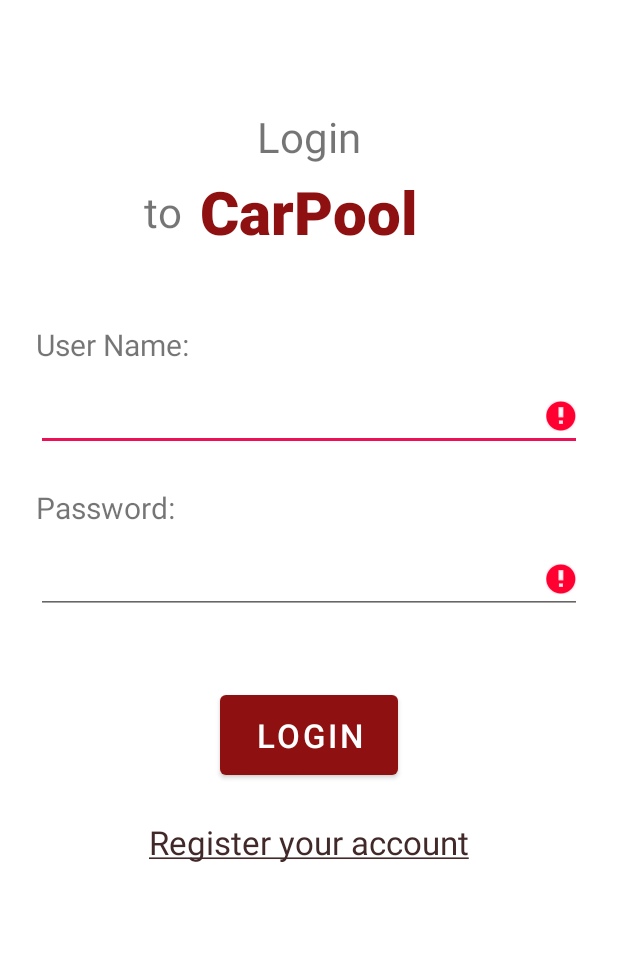
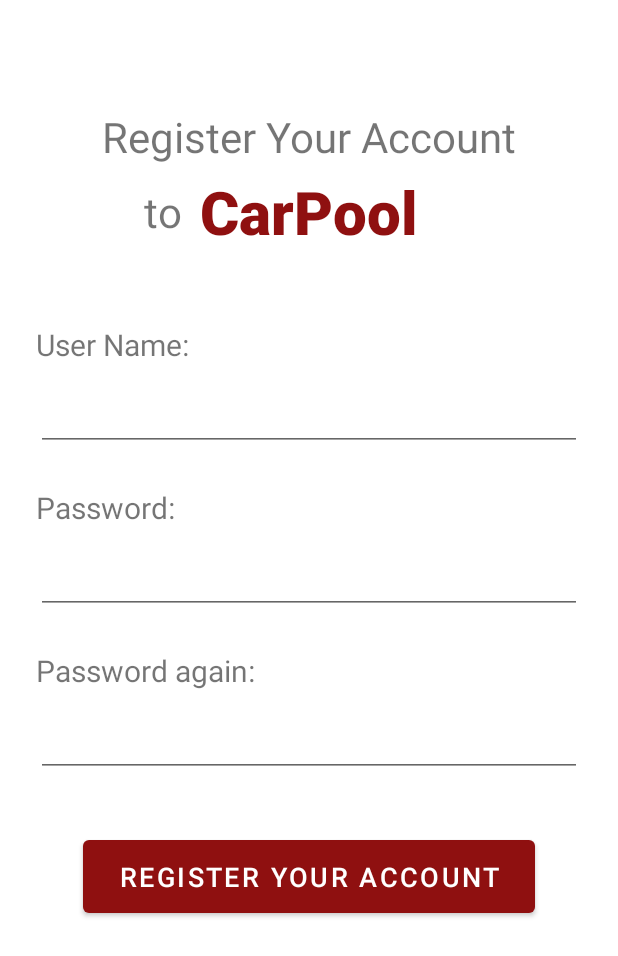
Before and after one commit to LizaSzabo/CarPool, an Android app: the screen it shows after launch (MainActivity), after a tap on "Register your account", on a phone screen of 412 x 824 dp. Shown: the top 956 px of the screen. Run offline under Robolectric (Android 15) with nearby library versions, the phone set to English and light mode, and no system bars; our stand-ins replace Dagger/Hilt's generated code, Timber; libraries missing offline, so code that uses them is left out: co.zsmb.rainbowcake, co.zsmb.requirektx; 1 statement that could not run was skipped; 1 other tap on this screen came first.

Commit message:
Add actualities package and class templates

```diff
--- /dev/null
+++ b/app/src/main/java/hu/bme/aut/android/carpool/actualities/ActualitiesFragment.kt
@@ -0,0 +1,37 @@
+package hu.bme.aut.android.carpool.actualities
+
+import android.os.Bundle
+import android.view.LayoutInflater
+import android.view.View
+import android.view.ViewGroup
+import co.zsmb.rainbowcake.base.RainbowCakeFragment
+import co.zsmb.rainbowcake.hilt.getViewModelFromFactory
+import dagger.hilt.android.AndroidEntryPoint
+import hu.bme.aut.android.carpool.R
+import hu.bme.aut.android.carpool.databinding.FragmentActualitiesBinding
+
+@AndroidEntryPoint
+class ActualitiesFragment : RainbowCakeFragment<ActualitiesViewState, ActualitiesViewModel>() {
+
+    private lateinit var binding: FragmentActualitiesBinding
+    override fun provideViewModel() = getViewModelFromFactory()
+    override fun getViewResource() = R.layout.fragment_actualities
+
+    override fun onCreateView(
+        inflater: LayoutInflater,
+        container: ViewGroup?,
+        savedInstanceState: Bundle?
+    ): View {
+        binding = FragmentActualitiesBinding.inflate(inflater, container, false)
+        return binding.root
+    }
+
+    override fun onViewCreated(view: View, savedInstanceState: Bundle?) {
+        super.onViewCreated(view, savedInstanceState)
+
+    }
+
+    override fun render(viewState: ActualitiesViewState) {
+        //TODO
+    }
+}
--- /dev/null
+++ b/app/src/main/java/hu/bme/aut/android/carpool/actualities/ActualitiesPresenter.kt
@@ -0,0 +1,6 @@
+package hu.bme.aut.android.carpool.actualities
+
+import javax.inject.Inject
+
+class ActualitiesPresenter @Inject constructor() {
+}
--- /dev/null
+++ b/app/src/main/java/hu/bme/aut/android/carpool/actualities/ActualitiesViewModel.kt
@@ -0,0 +1,11 @@
+package hu.bme.aut.android.carpool.actualities
+
+import co.zsmb.rainbowcake.base.RainbowCakeViewModel
+import dagger.hilt.android.lifecycle.HiltViewModel
+import javax.inject.Inject
+
+
+@HiltViewModel
+class ActualitiesViewModel @Inject constructor(
+    private val actualitiesPresenter: ActualitiesPresenter
+) : RainbowCakeViewModel<ActualitiesViewState>(Initial) {}
--- /dev/null
+++ b/app/src/main/java/hu/bme/aut/android/carpool/actualities/ActualitiesViewState.kt
@@ -0,0 +1,11 @@
+package hu.bme.aut.android.carpool.actualities
+
+sealed class ActualitiesViewState()
+
+object Initial : ActualitiesViewState()
+
+class DataLoading() : ActualitiesViewState()
+
+class DataReady() : ActualitiesViewState()
+
+class NetworkError() : ActualitiesViewState()
--- a/app/src/main/java/hu/bme/aut/android/carpool/ui/login/signin/SignInFragment.kt
+++ b/app/src/main/java/hu/bme/aut/android/carpool/ui/login/signin/SignInFragment.kt
@@ -6,7 +6,6 @@ import android.text.style.UnderlineSpan
 import android.view.LayoutInflater
 import android.view.View
 import android.view.ViewGroup
-import android.widget.Toast
 import androidx.navigation.fragment.findNavController
 import co.zsmb.rainbowcake.base.RainbowCakeFragment
 import co.zsmb.rainbowcake.hilt.getViewModelFromFactory
@@ -53,20 +52,24 @@ class SignInFragment : RainbowCakeFragment<SignInViewState, SignInViewModel>() {
         binding.registrationLink.text = mSpannableString
 
         binding.registrationLink.setOnClickListener {
-            Toast.makeText(context, "Go to registration", Toast.LENGTH_LONG).show()
+            val action = SignInFragmentDirections.actionSignInFragmentToRegisterFragment()
+            findNavController().navigate(action)
         }
     }
 
     private fun setupLoginButton() {
         binding.loginButton.setOnClickListener {
+            var error = false
             if (binding.userNameInput.text.isEmpty()) {
                 binding.userNameInput.error = "User name cannot be empty!"
+                error = true
             }
             if (binding.passwordInput.text.isEmpty()) {
                 binding.passwordInput.error = "Password cannot be empty!"
+                error = true
             }
-            if (viewModel.validateUser()) {
-                val action = SignInFragmentDirections.actionSignInFragmentToRegisterFragment()
+            if (viewModel.validateUser() && !error) {
+                val action = SignInFragmentDirections.actionSignInFragmentToActualitiesFragment()
                 findNavController().navigate(action)
             }
         }
--- /dev/null
+++ b/app/src/main/res/layout/fragment_actualities.xml
@@ -0,0 +1,6 @@
+<?xml version="1.0" encoding="utf-8"?>
+<androidx.constraintlayout.widget.ConstraintLayout xmlns:android="http://schemas.android.com/apk/res/android"
+    android:layout_width="match_parent"
+    android:layout_height="match_parent">
+
+</androidx.constraintlayout.widget.ConstraintLayout>
--- a/app/src/main/res/layout/fragment_register.xml
+++ b/app/src/main/res/layout/fragment_register.xml
@@ -1,16 +1,141 @@
 <?xml version="1.0" encoding="utf-8"?>
 <androidx.constraintlayout.widget.ConstraintLayout xmlns:android="http://schemas.android.com/apk/res/android"
     xmlns:app="http://schemas.android.com/apk/res-auto"
+    xmlns:tools="http://schemas.android.com/tools"
     android:layout_width="match_parent"
     android:layout_height="match_parent">
 
     <TextView
-        android:id="@+id/textView"
+        android:id="@+id/loginText"
         android:layout_width="wrap_content"
         android:layout_height="wrap_content"
-        android:layout_marginTop="96dp"
-        android:text="@string/register"
+        android:layout_marginStart="8dp"
+        android:layout_marginTop="72dp"
+        android:layout_marginEnd="8dp"
+        android:text="@string/register_title"
+        android:textSize="28sp"
         app:layout_constraintEnd_toEndOf="parent"
         app:layout_constraintStart_toStartOf="parent"
         app:layout_constraintTop_toTopOf="parent" />
+
+    <TextView
+        android:id="@+id/textTo"
+        android:layout_width="wrap_content"
+        android:layout_height="wrap_content"
+        android:layout_marginStart="96dp"
+        android:text="@string/to_text"
+        android:textSize="28sp"
+        app:layout_constraintBottom_toBottomOf="@+id/appLogoTitle"
+        app:layout_constraintStart_toStartOf="parent"
+        app:layout_constraintTop_toTopOf="@+id/appLogoTitle" />
+
+    <TextView
+        android:id="@+id/appLogoTitle"
+        android:layout_width="wrap_content"
+        android:layout_height="wrap_content"
+        android:layout_marginStart="12dp"
+        android:layout_marginTop="4dp"
+        android:fontFamily="sans-serif-black"
+        android:text="@string/car_pool_text"
+        android:textColor="@color/carpool_red"
+        android:textSize="40sp"
+        app:layout_constraintStart_toEndOf="@+id/textTo"
+        app:layout_constraintTop_toBottomOf="@+id/loginText" />
+
+
+    <TextView
+        android:id="@+id/userNameLabel"
+        android:layout_width="match_parent"
+        android:layout_height="wrap_content"
+        android:layout_marginStart="24dp"
+        android:layout_marginTop="48dp"
+        android:layout_marginEnd="24dp"
+        android:text="@string/user_name_text"
+        android:textSize="20sp"
+        app:layout_constraintEnd_toEndOf="parent"
+        app:layout_constraintStart_toStartOf="parent"
+        app:layout_constraintTop_toBottomOf="@+id/appLogoTitle" />
+
+    <EditText
+        android:id="@+id/userNameInput"
+        android:layout_width="match_parent"
+        android:layout_height="wrap_content"
+        android:layout_marginStart="24dp"
+        android:layout_marginTop="12dp"
+        android:layout_marginEnd="24dp"
+        app:layout_constraintEnd_toEndOf="parent"
+        app:layout_constraintHorizontal_bias="0.0"
+        app:layout_constraintStart_toStartOf="parent"
+        app:layout_constraintTop_toBottomOf="@+id/userNameLabel"
+        tools:text="User Name" />
+
+    <TextView
+        android:id="@+id/passwordLabel"
+        android:layout_width="match_parent"
+        android:layout_height="wrap_content"
+        android:layout_marginStart="24dp"
+        android:layout_marginTop="24dp"
+        android:layout_marginEnd="24dp"
+        android:text="@string/password_text"
+        android:textSize="20sp"
+        app:layout_constraintEnd_toEndOf="parent"
+        app:layout_constraintStart_toStartOf="parent"
+        app:layout_constraintTop_toBottomOf="@+id/userNameInput" />
+
+    <EditText
+        android:id="@+id/passwordInput"
+        android:layout_width="match_parent"
+        android:layout_height="wrap_content"
+        android:layout_marginStart="24dp"
+        android:layout_marginTop="12dp"
+        android:layout_marginEnd="24dp"
+        android:inputType="textPassword"
+        app:layout_constraintEnd_toEndOf="parent"
+        app:layout_constraintHorizontal_bias="0.0"
+        app:layout_constraintStart_toStartOf="parent"
+        app:layout_constraintTop_toBottomOf="@+id/passwordLabel"
+        tools:text="12345678" />
+
+    <TextView
+        android:id="@+id/passwordRepeatLabel"
+        android:layout_width="match_parent"
+        android:layout_height="wrap_content"
+        android:layout_marginStart="24dp"
+        android:layout_marginTop="24dp"
+        android:layout_marginEnd="24dp"
+        android:text="@string/password_again_text"
+        android:textSize="20sp"
+        app:layout_constraintEnd_toEndOf="parent"
+        app:layout_constraintStart_toStartOf="parent"
+        app:layout_constraintTop_toBottomOf="@+id/passwordInput" />
+
+    <EditText
+        android:id="@+id/passwordRepeatInput"
+        android:layout_width="match_parent"
+        android:layout_height="wrap_content"
+        android:layout_marginStart="24dp"
+        android:layout_marginTop="12dp"
+        android:layout_marginEnd="24dp"
+        android:inputType="textPassword"
+        app:layout_constraintEnd_toEndOf="parent"
+        app:layout_constraintHorizontal_bias="0.0"
+        app:layout_constraintStart_toStartOf="parent"
+        app:layout_constraintTop_toBottomOf="@+id/passwordRepeatLabel"
+        tools:text="12345678" />
+
+    <Button
+        android:id="@+id/loginButton"
+        android:layout_width="wrap_content"
+        android:layout_height="wrap_content"
+        android:layout_marginTop="36dp"
+        android:paddingStart="24dp"
+        android:paddingTop="12dp"
+        android:paddingEnd="24dp"
+        android:paddingBottom="12dp"
+        android:text="@string/register_your_account_text"
+        android:textSize="18sp"
+        app:layout_constraintEnd_toEndOf="parent"
+        app:layout_constraintStart_toStartOf="parent"
+        app:layout_constraintTop_toBottomOf="@+id/passwordRepeatInput" />
+
 </androidx.constraintlayout.widget.ConstraintLayout>
--- a/app/src/main/res/layout/fragment_signin.xml
+++ b/app/src/main/res/layout/fragment_signin.xml
@@ -50,7 +50,7 @@
         android:layout_marginStart="24dp"
         android:layout_marginTop="48dp"
         android:layout_marginEnd="24dp"
-        android:text="User Name:"
+        android:text="@string/user_name_text"
         android:textSize="20sp"
         app:layout_constraintEnd_toEndOf="parent"
         app:layout_constraintStart_toStartOf="parent"
@@ -76,7 +76,7 @@
         android:layout_marginStart="24dp"
         android:layout_marginTop="24dp"
         android:layout_marginEnd="24dp"
-        android:text="Password:"
+        android:text="@string/password_text"
         android:textSize="20sp"
         app:layout_constraintEnd_toEndOf="parent"
         app:layout_constraintStart_toStartOf="parent"
@@ -116,7 +116,7 @@
         android:layout_width="wrap_content"
         android:layout_height="wrap_content"
         android:layout_marginTop="24dp"
-        android:text="Register your account"
+        android:text="@string/register_your_account_text"
         android:textColor="@color/carpool_text"
         android:textSize="22sp"
         app:layout_constraintEnd_toEndOf="parent"
--- a/app/src/main/res/navigation/nav_graph.xml
+++ b/app/src/main/res/navigation/nav_graph.xml
@@ -11,9 +11,16 @@
         <action
             android:id="@+id/action_signInFragment_to_registerFragment"
             app:destination="@id/registerFragment" />
+        <action
+            android:id="@+id/action_signInFragment_to_actualitiesFragment"
+            app:destination="@id/actualitiesFragment" />
     </fragment>
     <fragment
         android:id="@+id/registerFragment"
         android:name="hu.bme.aut.android.carpool.ui.login.register.RegisterFragment"
         android:label="RegisterFragment" />
+    <fragment
+        android:id="@+id/actualitiesFragment"
+        android:name="hu.bme.aut.android.carpool.actualities.ActualitiesFragment"
+        android:label="ActualitiesFragment" />
 </navigation>
--- a/app/src/main/res/values/strings.xml
+++ b/app/src/main/res/values/strings.xml
@@ -5,5 +5,9 @@
     <string name="car_pool_text">CarPool</string>
     <string name="login_button_text">LOGIN</string>
     <string name="registration_link_text">Register new account</string>
-    <string name="register">Register Your Account</string>
+    <string name="register_title">Register Your Account</string>
+    <string name="password_again_text">Password again:</string>
+    <string name="user_name_text">User Name:</string>
+    <string name="password_text">Password:</string>
+    <string name="register_your_account_text">Register your account</string>
 </resources>
```
